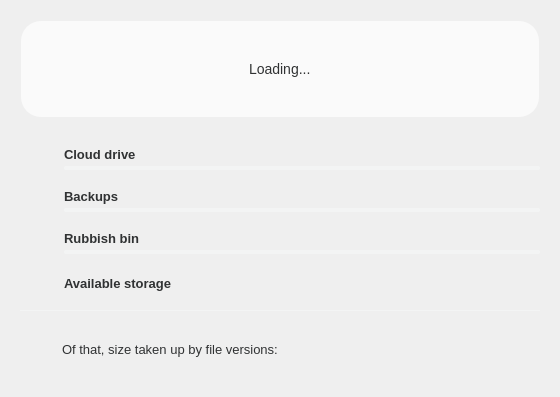
Above: src/MEGASync/gui/ui/AccountDetailsDialog.ui from meganz/MEGAsync before the change. Below: the same form after it.
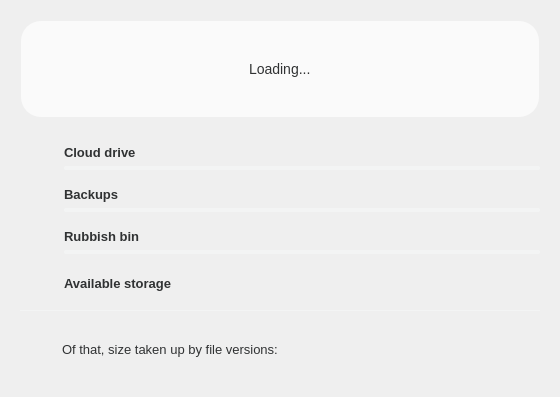
That is the form after the change. Icons and pictures are not drawn. Custom widgets are drawn as their Qt base class.

Commit message: SNC-5046 : Added bottom margin to account details progress bar title.

Diff of the .ui file:
```diff
--- a/src/MEGASync/gui/ui/AccountDetailsDialog.ui
+++ b/src/MEGASync/gui/ui/AccountDetailsDialog.ui
@@ -806,6 +806,9 @@
              <property name="spacing">
               <number>0</number>
              </property>
+             <property name="bottomMargin">
+              <number>4</number>
+             </property>
              <item>
               <widget class="QLabel" name="lCloudDrive">
                <property name="text">
@@ -911,6 +914,9 @@
              <property name="spacing">
               <number>0</number>
              </property>
+             <property name="bottomMargin">
+              <number>4</number>
+             </property>
              <item>
               <widget class="QLabel" name="lVault">
                <property name="text">
@@ -1016,6 +1022,9 @@
              <property name="spacing">
               <number>0</number>
              </property>
+             <property name="bottomMargin">
+              <number>4</number>
+             </property>
              <item>
               <widget class="QLabel" name="lRubbish">
                <property name="text">
```
